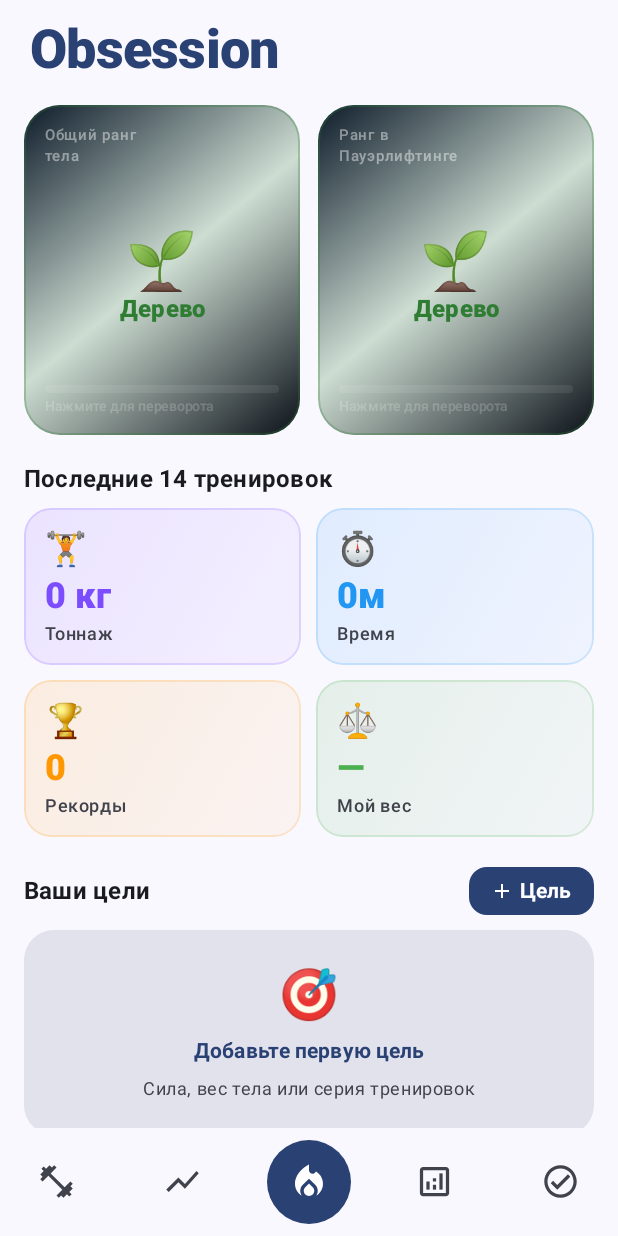
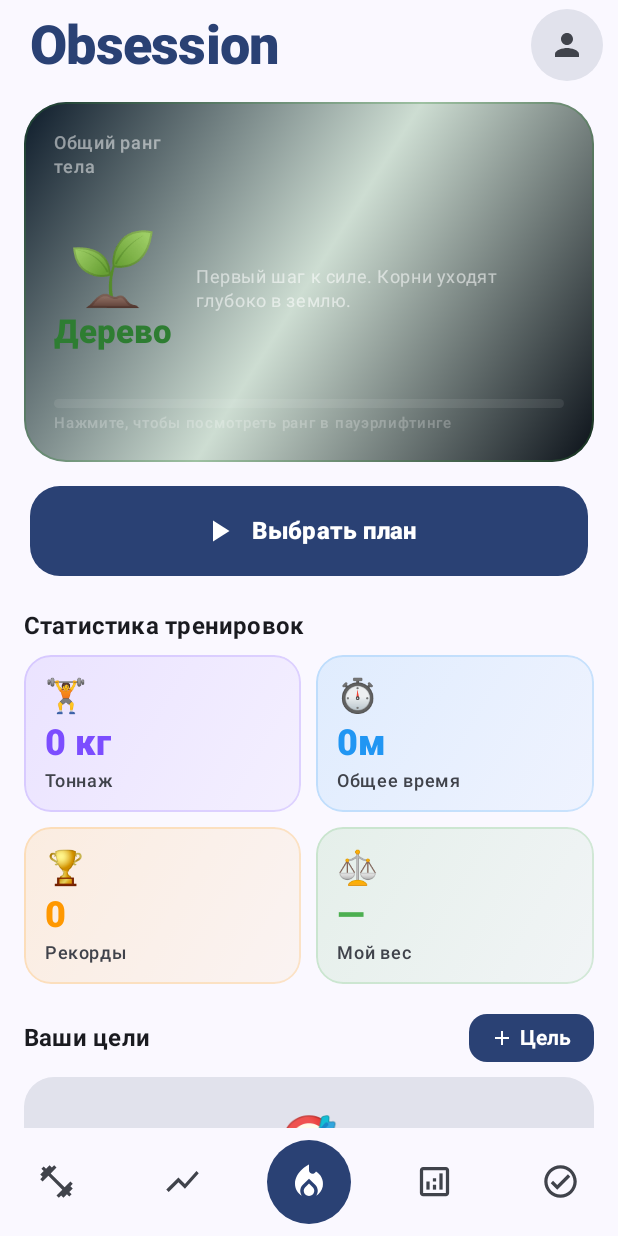
Before and after one commit to arguss228/GymBro, an Android app built with Jetpack Compose: the HomeScreen screen opened through its navigation route, on a phone screen of 412 x 824 dp. Run offline under Robolectric (Android 15) with nearby library versions, the light colour scheme and no system bars; our stand-ins replace Dagger/Hilt's generated code, Room's generated code.

Commit message:
ну чтото работает

```diff
--- a/app/src/main/java/com/obsession/app/ui/home/HomeScreen.kt
+++ b/app/src/main/java/com/obsession/app/ui/home/HomeScreen.kt
@@ -12,7 +12,6 @@ import androidx.compose.material3.*
 import androidx.compose.runtime.*
 import androidx.compose.ui.*
 import androidx.compose.ui.draw.*
-import androidx.compose.ui.geometry.Offset
 import androidx.compose.ui.graphics.*
 import androidx.compose.ui.text.font.*
 import androidx.compose.ui.text.style.*
@@ -23,6 +22,7 @@ import com.obsession.app.data.repository.RankState
 import com.obsession.app.domain.goals.GoalType
 import com.obsession.app.domain.goals.UserGoal
 import com.obsession.app.domain.model.StrengthRank
+import com.obsession.app.ui.goals.AddGoalDialog
 
 @Composable
 fun HomeScreen(
@@ -34,9 +34,21 @@ fun HomeScreen(
     viewModel: HomeViewModel = hiltViewModel(),
 ) {
     val state by viewModel.state.collectAsStateWithLifecycle()
+    var showAddGoalDialog by remember { mutableStateOf(false) }
 
     if (state.achievedGoal != null) {
         GoalAchievedDialog(goal = state.achievedGoal!!, onDismiss = viewModel::dismissAchievedGoal)
+    }
+
+    // БАГФИКС: раньше кнопка "Добавить цель" никак не была подключена.
+    // Теперь по клику открывается модальное окно выбора типа цели.
+    if (showAddGoalDialog) {
+        AddGoalDialog(
+            exercises = state.exercises,
+            currentUserWeight = state.userWeightKg,
+            onConfirm = { params -> viewModel.addGoal(params) },
+            onDismiss = { showAddGoalDialog = false },
+        )
     }
 
     LazyColumn(
@@ -46,37 +58,42 @@ fun HomeScreen(
         contentPadding = PaddingValues(bottom = 120.dp),
         verticalArrangement = Arrangement.spacedBy(0.dp),
     ) {
-        item { HomeHeader(userName = state.userName) }
-        item { RankCardsSection(state = state, onViewRank = onOpenRanks) }
-        item { Spacer(Modifier.height(20.dp)) }
-        item { StatsSection(state = state) }
-        item { Spacer(Modifier.height(20.dp)) }
+        item { HomeHeader(userName = state.userName, onOpenProfile = onOpenProfile) }
+        item { RankFlipCard(state = state, onOpenRanks = onOpenRanks) }
+        item { Spacer(Modifier.height(16.dp)) }
         item {
-            GoalsSection(
-                state = state,
-                onAddGoal = onAddGoal,
-                onViewGoals = {},
-            )
-        }
-        item { Spacer(Modifier.height(20.dp)) }
-        item {
+            // БАГФИКС: кнопка "Начать тренировку" перенесена сразу под карточку
+            // ранга (раньше была в самом низу экрана).
             StartWorkoutButton(
                 hasActivePlan = state.hasActivePlan,
                 onClick = { viewModel.onStartWorkout(onStartWorkout) },
                 modifier = Modifier.padding(horizontal = 20.dp),
             )
         }
+        item { Spacer(Modifier.height(24.dp)) }
+        item { StatsSection(state = state) }
+        item { Spacer(Modifier.height(20.dp)) }
+        item {
+            GoalsSection(
+                state = state,
+                onAddGoal = { showAddGoalDialog = true },
+                onViewGoals = {},
+            )
+        }
     }
 }
 
 @Composable
-private fun HomeHeader(userName: String) {
-    Column(
+private fun HomeHeader(userName: String, onOpenProfile: () -> Unit) {
+    Row(
         modifier = Modifier
             .fillMaxWidth()
             .windowInsetsPadding(WindowInsets.statusBars)
-            .padding(start = 20.dp, end = 20.dp, top = 12.dp, bottom = 16.dp),
+            .padding(start = 20.dp, end = 12.dp, top = 8.dp, bottom = 16.dp),
+        horizontalArrangement = Arrangement.SpaceBetween,
+        verticalAlignment = Alignment.CenterVertically,
     ) {
+        Column {
             Text(
                 text = "Obsession",
                 style = MaterialTheme.typography.displaySmall,
@@ -92,132 +109,161 @@ private fun HomeHeader(userName: String) {
                 )
             }
         }
+
+        // БАГФИКС: иконка профиля/настроек была утеряна с Главной вкладки.
+        IconButton(
+            onClick = onOpenProfile,
+            modifier = Modifier
+                .size(44.dp)
+                .clip(CircleShape)
+                .background(MaterialTheme.colorScheme.surfaceVariant),
+        ) {
+            Icon(
+                imageVector = Icons.Default.Person,
+                contentDescription = "Профиль",
+                tint = MaterialTheme.colorScheme.onSurfaceVariant,
+            )
+        }
+    }
 }
 
+/**
+ * Единая большая карточка ранга.
+ * По умолчанию показывает Общий ранг тела (совпадает со вкладкой "Анализ тела").
+ * Клик по лицевой стороне -> плавный 3D-переворот на сторону "Ранг в пауэрлифтинге".
+ * Клик, когда уже показана сторона пауэрлифтинга -> открывает экран со всеми рангами.
+ */
 @Composable
-private fun RankCardsSection(state: HomeUiState, onViewRank: () -> Unit) {
-    Row(
+private fun RankFlipCard(state: HomeUiState, onOpenRanks: () -> Unit) {
+    var flipped by remember { mutableStateOf(false) }
+    val rotation by animateFloatAsState(
+        targetValue = if (flipped) 180f else 0f,
+        animationSpec = tween(600, easing = FastOutSlowInEasing),
+        label = "rank_card_flip",
+    )
+
+    val bodyRank = state.bodyRankState
+    val plRank = state.plRankState
+
+    Box(
         modifier = Modifier
             .fillMaxWidth()
-            .padding(horizontal = 16.dp),
-        horizontalArrangement = Arrangement.spacedBy(12.dp),
+            .padding(horizontal = 16.dp)
+            .height(240.dp)
+            .graphicsLayer {
+                rotationY = rotation
+                cameraDistance = 14f * density
+            }
+            .clip(RoundedCornerShape(28.dp))
+            .background(
+                Brush.linearGradient(
+                    colors = listOf(
+                        Color(0xFF0D1B2A),
+                        (if (rotation <= 90f) bodyRank.currentRank else plRank.currentRank).primaryColor.copy(alpha = 0.22f),
+                        Color(0xFF0A1018),
+                    )
+                )
+            )
+            .border(
+                1.dp,
+                (if (rotation <= 90f) bodyRank.currentRank else plRank.currentRank).primaryColor.copy(0.3f),
+                RoundedCornerShape(28.dp),
+            )
+            .clickable {
+                if (!flipped) {
+                    // Показывается общий ранг тела — переворачиваем карточку.
+                    flipped = true
+                } else {
+                    // Показывается ранг в пауэрлифтинге — открываем экран со всеми рангами.
+                    onOpenRanks()
+                }
+            }
+            .padding(20.dp),
     ) {
-        BodyRankCard(
-            rankState = state.bodyRankState,
-            modifier = Modifier.weight(1f),
-            onClick = onViewRank,
+        if (rotation <= 90f) {
+            RankCardFace(
+                rank = bodyRank.currentRank,
+                title = "Общий ранг",
+                subtitle = "тела",
+                stats = null,
+                progress = bodyRank.progress,
+                hint = "Нажмите, чтобы посмотреть ранг в пауэрлифтинге",
             )
-        PowerliftingRankCard(
-            rankState = state.plRankState,
-            modifier = Modifier.weight(1f),
-            onClick = onViewRank,
+        } else {
+            Box(modifier = Modifier.fillMaxSize().graphicsLayer { rotationY = 180f }) {
+                RankCardFace(
+                    rank = plRank.currentRank,
+                    title = "Ранг в",
+                    subtitle = "пауэрлифтинге",
+                    stats = Triple(plRank.bench, plRank.squat, plRank.deadlift),
+                    progress = plRank.progress,
+                    hint = "Нажмите, чтобы открыть все ранги",
                 )
+            }
+        }
     }
 }
 
 @Composable
-private fun BodyRankCard(rankState: RankState, modifier: Modifier = Modifier, onClick: () -> Unit) {
-    val rank = rankState.currentRank
-    FlippableRankCard(
-        modifier = modifier,
-        rank = rank,
-        title = "Общий ранг",
-        subtitle = "тела",
-        stats = null,
-        progress = rankState.progress,
-        onClick = onClick,
-    )
-}
-
-@Composable
-private fun PowerliftingRankCard(rankState: RankState, modifier: Modifier = Modifier, onClick: () -> Unit) {
-    val rank = rankState.currentRank
-    FlippableRankCard(
-        modifier = modifier,
-        rank = rank,
-        title = "Ранг в",
-        subtitle = "Пауэрлифтинге",
-        stats = Triple(rankState.bench, rankState.squat, rankState.deadlift),
-        progress = rankState.progress,
-        onClick = onClick,
-    )
-}
-
-@Composable
-private fun FlippableRankCard(
+private fun RankCardFace(
     rank: StrengthRank,
     title: String,
     subtitle: String,
     stats: Triple<Double, Double, Double>?,
     progress: Float,
-    modifier: Modifier = Modifier,
-    onClick: () -> Unit,
+    hint: String,
 ) {
-    var flipped by remember { mutableStateOf(false) }
-    val rotation by animateFloatAsState(
-        targetValue = if (flipped) 180f else 0f,
-        animationSpec = tween(500, easing = FastOutSlowInEasing),
-        label = "card_flip",
-    )
-
-    Box(
-        modifier = modifier
-            .height(220.dp)
-            .graphicsLayer {
-                rotationY = rotation
-                cameraDistance = 12f * density
-            }
-            .clip(RoundedCornerShape(24.dp))
-            .background(
-                Brush.linearGradient(
-                    colors = listOf(Color(0xFF0D1B2A), rank.primaryColor.copy(alpha = 0.22f), Color(0xFF0A1018))
-                )
-            )
-            .border(1.dp, rank.primaryColor.copy(0.3f), RoundedCornerShape(24.dp))
-            .clickable { flipped = !flipped; onClick() }
-            .padding(14.dp),
-    ) {
-        if (rotation <= 90f) {
     Column(
         modifier = Modifier.fillMaxSize(),
         verticalArrangement = Arrangement.SpaceBetween,
     ) {
         Column(verticalArrangement = Arrangement.spacedBy(2.dp)) {
-                    Text(title, style = MaterialTheme.typography.labelSmall, color = Color.White.copy(0.45f), letterSpacing = 0.5.sp)
-                    Text(subtitle, style = MaterialTheme.typography.labelSmall, color = Color.White.copy(0.45f), letterSpacing = 0.5.sp)
+            Text(title, style = MaterialTheme.typography.labelMedium, color = Color.White.copy(0.5f), letterSpacing = 0.5.sp)
+            Text(subtitle, style = MaterialTheme.typography.labelMedium, color = Color.White.copy(0.5f), letterSpacing = 0.5.sp)
         }
-                Column(horizontalAlignment = Alignment.CenterHorizontally, modifier = Modifier.fillMaxWidth()) {
-                    Text(rank.symbol, fontSize = 38.sp)
-                    Text(rank.name, style = MaterialTheme.typography.titleMedium, fontWeight = FontWeight.Black, color = rank.primaryColor, textAlign = TextAlign.Center, maxLines = 1)
+
+        Row(
+            modifier = Modifier.fillMaxWidth(),
+            verticalAlignment = Alignment.CenterVertically,
+            horizontalArrangement = Arrangement.spacedBy(16.dp),
+        ) {
+            Column(horizontalAlignment = Alignment.CenterHorizontally) {
+                Text(rank.symbol, fontSize = 48.sp)
+                Text(
+                    rank.name,
+                    style = MaterialTheme.typography.titleLarge,
+                    fontWeight = FontWeight.Black,
+                    color = rank.primaryColor,
+                    textAlign = TextAlign.Center,
+                    maxLines = 1,
+                )
             }
-                Column(verticalArrangement = Arrangement.spacedBy(3.dp)) {
-                    Box(modifier = Modifier.fillMaxWidth().height(5.dp).clip(RoundedCornerShape(2.5.dp)).background(Color.White.copy(0.08f))) {
-                        Box(modifier = Modifier.fillMaxWidth(progress.coerceIn(0f, 1f)).fillMaxHeight().clip(RoundedCornerShape(2.5.dp)).background(Brush.horizontalGradient(listOf(rank.primaryColor, rank.secondaryColor))))
+            if (stats != null) {
+                val (bench, squat, dead) = stats
+                Column(verticalArrangement = Arrangement.spacedBy(6.dp), modifier = Modifier.weight(1f)) {
+                    listOf("Жим" to bench, "Присед" to squat, "Тяга" to dead).forEach { (label, kg) ->
+                        Row(modifier = Modifier.fillMaxWidth(), horizontalArrangement = Arrangement.SpaceBetween) {
+                            Text(label, style = MaterialTheme.typography.labelMedium, color = Color.White.copy(0.5f))
+                            Text("${kg.toInt()} кг", style = MaterialTheme.typography.labelMedium, fontWeight = FontWeight.Bold, color = rank.primaryColor)
                         }
-                    Text("Нажмите для переворота", style = MaterialTheme.typography.labelSmall, color = Color.White.copy(0.2f), fontSize = 9.sp)
                     }
                 }
             } else {
-            Box(modifier = Modifier.fillMaxSize().graphicsLayer { rotationY = 180f }) {
-                Column(
-                    modifier = Modifier.fillMaxSize(),
-                    verticalArrangement = Arrangement.SpaceBetween,
-                ) {
-                    Text(rank.description, style = MaterialTheme.typography.bodySmall, color = Color.White.copy(0.55f), lineHeight = 16.sp)
-                    if (stats != null) {
-                        val (bench, squat, dead) = stats
-                        Column(verticalArrangement = Arrangement.spacedBy(4.dp)) {
-                            listOf("Жим" to bench, "Присед" to squat, "Тяга" to dead).forEach { (label, kg) ->
-                                Row(modifier = Modifier.fillMaxWidth(), horizontalArrangement = Arrangement.SpaceBetween) {
-                                    Text(label, style = MaterialTheme.typography.labelSmall, color = Color.White.copy(0.45f))
-                                    Text("${kg.toInt()} кг", style = MaterialTheme.typography.labelSmall, fontWeight = FontWeight.Bold, color = rank.primaryColor)
+                Text(
+                    rank.description,
+                    style = MaterialTheme.typography.bodySmall,
+                    color = Color.White.copy(0.55f),
+                    lineHeight = 16.sp,
+                    modifier = Modifier.weight(1f),
+                )
             }
         }
+
+        Column(verticalArrangement = Arrangement.spacedBy(4.dp)) {
+            Box(modifier = Modifier.fillMaxWidth().height(6.dp).clip(RoundedCornerShape(3.dp)).background(Color.White.copy(0.08f))) {
+                Box(modifier = Modifier.fillMaxWidth(progress.coerceIn(0f, 1f)).fillMaxHeight().clip(RoundedCornerShape(3.dp)).background(Brush.horizontalGradient(listOf(rank.primaryColor, rank.secondaryColor))))
             }
-                    }
-                    Text("Нажмите снова", style = MaterialTheme.typography.labelSmall, color = Color.White.copy(0.2f), fontSize = 9.sp)
-                }
-            }
+            Text(hint, style = MaterialTheme.typography.labelSmall, color = Color.White.copy(0.25f), fontSize = 10.sp)
         }
     }
 }
@@ -229,7 +275,7 @@ private fun StatsSection(state: HomeUiState) {
         verticalArrangement = Arrangement.spacedBy(10.dp),
     ) {
         Text(
-            "Последние 14 тренировок",
+            "Статистика тренировок",
             style = MaterialTheme.typography.titleMedium,
             fontWeight = FontWeight.Bold,
             color = MaterialTheme.colorScheme.onBackground,
@@ -245,7 +291,7 @@ private fun StatsSection(state: HomeUiState) {
             StatTile(
                 icon = "⏱️",
                 value = formatDuration(state.totalWorkoutMinutes),
-                label = "Время",
+                label = "Общее время",
                 color = Color(0xFF2196F3),
                 modifier = Modifier.weight(1f),
             )
--- a/app/src/main/java/com/obsession/app/ui/home/HomeViewModel.kt
+++ b/app/src/main/java/com/obsession/app/ui/home/HomeViewModel.kt
@@ -2,16 +2,19 @@ package com.obsession.app.ui.home
 
 import androidx.lifecycle.ViewModel
 import androidx.lifecycle.viewModelScope
+import com.obsession.app.data.local.dao.ExerciseDao
 import com.obsession.app.data.local.dao.PersonalRecordDao
 import com.obsession.app.data.local.dao.SetLogDao
 import com.obsession.app.data.local.dao.UserProfileDao
 import com.obsession.app.data.local.dao.WorkoutPlanDao
+import com.obsession.app.data.local.entity.ExerciseEntity
 import com.obsession.app.data.local.entity.PersonalRecordEntity
 import com.obsession.app.data.local.entity.SetLogEntity
 import com.obsession.app.data.local.entity.UserProfileEntity
 import com.obsession.app.data.repository.BodyRankRepository
 import com.obsession.app.data.repository.RankRepository
 import com.obsession.app.data.repository.RankState
+import com.obsession.app.domain.goals.GoalParams
 import com.obsession.app.domain.goals.GoalRepository
 import com.obsession.app.domain.goals.UserGoal
 import com.obsession.app.domain.model.UserBodyRank
@@ -24,7 +27,9 @@ import javax.inject.Inject
 data class HomeUiState(
     val isLoading: Boolean = true,
     val userName: String = "",
+    /** Общий ранг тела — тот же, что и на вкладке «Анализ тела». */
     val bodyRankState: RankState = RankState(),
+    /** Ранг в пауэрлифтинге (жим/присед/тяга). */
     val plRankState: RankState = RankState(),
     val totalTonnageKg: Double = 0.0,
     val totalWorkoutMinutes: Long = 0L,
@@ -33,14 +38,15 @@ data class HomeUiState(
     val hasActivePlan: Boolean = false,
     val goals: List<UserGoal> = emptyList(),
     val achievedGoal: UserGoal? = null,
+    val exercises: List<ExerciseEntity> = emptyList(),
 )
 
 private data class HomeCombinedData(
-    val rankState: RankState,
+    val plRankState: RankState,
+    val bodyRank: UserBodyRank,
     val profile: UserProfileEntity?,
     val logs: List<SetLogEntity>,
     val prs: List<PersonalRecordEntity>,
-    val goals: List<UserGoal>,
 )
 
 @HiltViewModel
@@ -52,50 +58,88 @@ class HomeViewModel @Inject constructor(
     private val prDao: PersonalRecordDao,
     private val workoutPlanDao: WorkoutPlanDao,
     private val goalRepo: GoalRepository,
+    private val exerciseDao: ExerciseDao,
     private val startWorkoutUseCase: StartWorkoutUseCase,
 ) : ViewModel() {
 
     private val _achievedGoal = MutableStateFlow<UserGoal?>(null)
 
-    val state: StateFlow<HomeUiState> = combine(
+    private val baseFlow: Flow<HomeCombinedData> = combine(
         rankRepo.observeRankState(),
+        bodyRankRepo.observeUserBodyRank(),
         profileDao.observe(),
         setLogDao.observeAllSetLogs(),
         prDao.observeAll(),
-        goalRepo.observeGoals(),
-    ) { rankState, profile, logs, prs, goals ->
-        HomeCombinedData(rankState, profile, logs, prs, goals)
-    }.combine(workoutPlanDao.observeActive()) { data, activePlan ->
+    ) { plRankState, bodyRank, profile, logs, prs ->
+        HomeCombinedData(plRankState, bodyRank, profile, logs, prs)
+    }
+
+    val state: StateFlow<HomeUiState> = baseFlow
+        .combine(goalRepo.observeGoals()) { data, goals -> data to goals }
+        .combine(workoutPlanDao.observeActive()) { (data, goals), activePlan -> Triple(data, goals, activePlan) }
+        .combine(exerciseDao.observeAll()) { (data, goals, activePlan), exercises ->
             val tonnage = data.logs.sumOf { it.weightKg * it.reps }
-        val sessionIds = data.logs.map { it.sessionId }.distinct()
-        val workoutMinutes = sessionIds.size.toLong() * 60L
+
+            // ИСПРАВЛЕНИЕ БАГА: раньше время тренировки считалось как
+            // "количество сессий * 60 минут" — неверно. Теперь считаем
+            // реальное время каждой сессии как разницу между первым и
+            // последним залогированным подходом и суммируем по всем сессиям.
+            val workoutMs = data.logs
+                .groupBy { it.sessionId }
+                .values
+                .sumOf { sessionLogs ->
+                    val start = sessionLogs.minOf { it.performedAt }
+                    val end = sessionLogs.maxOf { it.performedAt }
+                    (end - start).coerceAtLeast(0L)
+                }
+            val workoutMinutes = workoutMs / 60_000L
+
             val records = data.prs.size
             val weightKg = data.profile?.weightKg ?: 0.0
 
-        val achievedGoalFromList = data.goals.firstOrNull { !it.isCompleted && it.progress >= 1f }
+            val achievedGoalFromList = goals.firstOrNull { !it.isCompleted && it.progress >= 1f }
+
+            // Общий ранг тела берём из BodyRankRepository — тот же источник,
+            // что использует вкладка "Анализ тела" (BodyAnalysisScreen).
+            val bodyRankState = RankState(
+                currentRank = data.bodyRank.overallRank,
+                nextRank = data.bodyRank.nextRank,
+                progress = data.bodyRank.progressToNext,
+                hasData = data.bodyRank.hasData,
+            )
 
             HomeUiState(
                 isLoading = false,
                 userName = data.profile?.name ?: "",
-            bodyRankState = data.rankState,
-            plRankState = data.rankState,
+                bodyRankState = bodyRankState,
+                plRankState = data.plRankState,
                 totalTonnageKg = tonnage,
                 totalWorkoutMinutes = workoutMinutes,
                 totalRecords = records,
                 userWeightKg = weightKg,
                 hasActivePlan = activePlan != null,
-            goals = data.goals,
+                goals = goals,
                 achievedGoal = _achievedGoal.value ?: achievedGoalFromList,
+                exercises = exercises,
             )
-    }.combine(_achievedGoal) { state, achievedGoal ->
+        }
+        .combine(_achievedGoal) { state, achievedGoal ->
             state.copy(achievedGoal = achievedGoal ?: state.achievedGoal)
-    }.catch { emit(HomeUiState(isLoading = false)) }
+        }
+        .catch { emit(HomeUiState(isLoading = false)) }
         .stateIn(viewModelScope, SharingStarted.WhileSubscribed(5_000), HomeUiState())
 
     fun onStartWorkout(onReady: (Long) -> Unit) {
         viewModelScope.launch {
             val result = startWorkoutUseCase()
             onReady(result.sessionId)
+        }
+    }
+
+    /** ИСПРАВЛЕНИЕ БАГА: кнопка "Добавить цель" ранее ничего не делала. */
+    fun addGoal(params: GoalParams) {
+        viewModelScope.launch {
+            goalRepo.addGoal(params)
         }
     }
 
```
Lines whose indentation alone changed are shown as unchanged.
